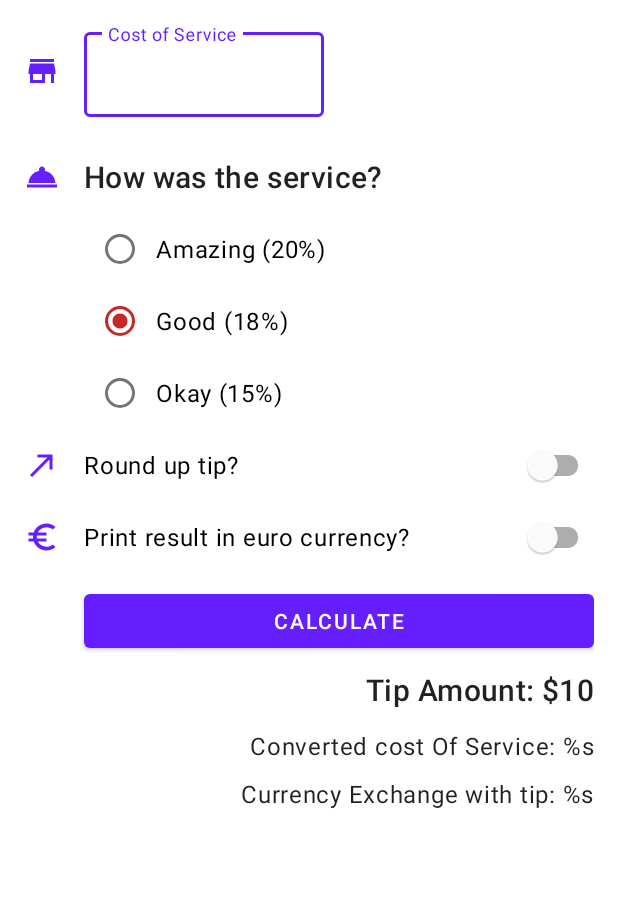
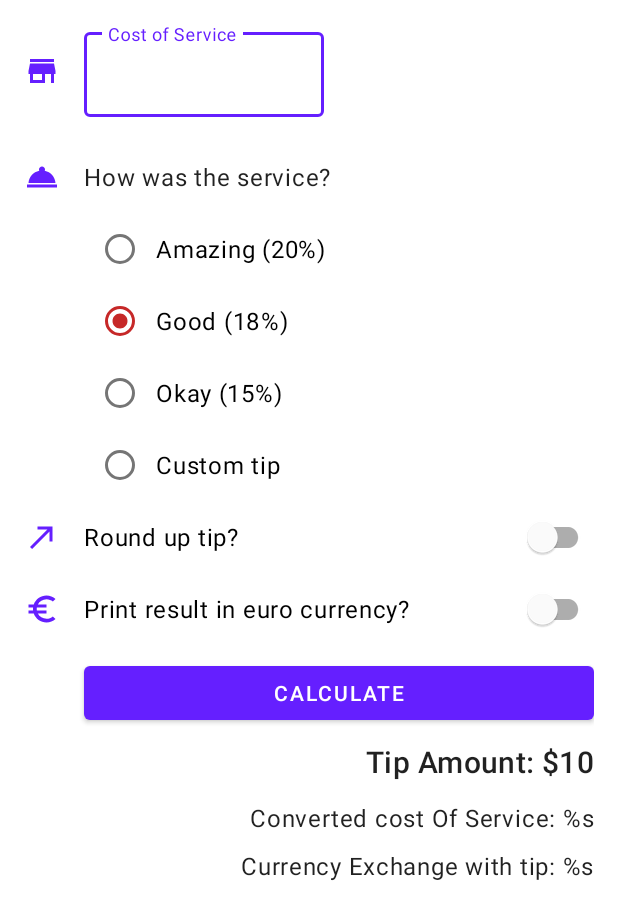
Before and after one commit to Apocalixs-Nick/Tip-Time-Custom-, an Android app: the layout activity_main.xml on its own in the app's theme, with its tools: preview values and no code run, on a phone screen of 412 x 824 dp. Shown: the top 920 px of the screen. Run offline under Robolectric (Android 15) with nearby library versions, the phone set to English and light mode, and no system bars.

Commit message:
new custom tip

```diff
--- a/app/src/main/res/layout/activity_main.xml
+++ b/app/src/main/res/layout/activity_main.xml
@@ -73,21 +73,51 @@
             android:id="@+id/option_twenty_percent"
             android:layout_width="wrap_content"
             android:layout_height="wrap_content"
+            android:onClick="showCustomTipEditText"
             android:text="@string/amazing_20" />
 
         <RadioButton
             android:id="@+id/option_eighteen_percent"
             android:layout_width="wrap_content"
             android:layout_height="wrap_content"
+            android:onClick="showCustomTipEditText"
             android:text="@string/good_18" />
 
         <RadioButton
             android:id="@+id/option_fifteen_percent"
             android:layout_width="wrap_content"
             android:layout_height="wrap_content"
+            android:onClick="showCustomTipEditText"
             android:text="@string/okay_15" />
 
+        <RadioButton
+            android:id="@+id/option_custom_tip_percent"
+            android:layout_width="wrap_content"
+            android:layout_height="wrap_content"
+            android:onClick="showCustomTipEditText"
+            android:text="@string/custom_tip" />
+
+
     </RadioGroup>
+
+    <com.google.android.material.textfield.TextInputLayout
+        android:id="@+id/custom_tip"
+        android:layout_width="130dp"
+        android:layout_height="match_parent"
+        android:hint="@string/custom_tip_percentage"
+        android:layout_marginStart="24dp"
+        android:visibility="gone"
+        app:layout_constraintStart_toStartOf="@id/tip_options"
+        app:layout_constraintTop_toBottomOf="@id/tip_options">
+
+        <com.google.android.material.textfield.TextInputEditText
+            android:id="@+id/custom_tip_edit_text"
+            android:layout_width="match_parent"
+            android:layout_height="wrap_content"
+            app:layout_constraintStart_toEndOf="@id/option_custom_tip_percent"
+            android:inputType="number" />
+
+    </com.google.android.material.textfield.TextInputLayout>
 
     <com.google.android.material.switchmaterial.SwitchMaterial
         android:id="@+id/round_up_switch"
@@ -97,7 +127,7 @@
         android:text="@string/round_up_tip"
         app:layout_constraintEnd_toEndOf="parent"
         app:layout_constraintStart_toStartOf="@id/tip_options"
-        app:layout_constraintTop_toBottomOf="@id/tip_options" />
+        app:layout_constraintTop_toBottomOf="@id/custom_tip" />
 
     <ImageView
         android:id="@+id/icon_round_up"
--- a/app/src/main/res/values/strings.xml
+++ b/app/src/main/res/values/strings.xml
@@ -6,6 +6,8 @@
     <string name="amazing_20">Amazing (20%)</string>
     <string name="good_18">Good (18%)</string>
     <string name="okay_15">Okay (15%)</string>
+    <string name="custom_tip">Custom tip</string>
+    <string name="custom_tip_percentage">Custom tip %</string>
     <string name="calculate">Calculate</string>
     <string name="tip_amount">Tip amount: %s</string>
     <string name="round_up_tip">Round up tip?</string>
--- a/app/src/main/res/values/styles.xml
+++ b/app/src/main/res/values/styles.xml
@@ -1,9 +1,10 @@
 <?xml version="1.0" encoding="utf-8"?>
 <resources>
+
     <style name="Widget.TipTime.TextView" parent="Widget.MaterialComponents.TextView">
         <item name="android:minHeight">@dimen/min_text_height</item>
         <item name="android:gravity">center_vertical</item>
-        <item name="android:textAppearance">?attr/textAppearanceHeadline6</item>
+        <item name="android:textAppearance">?attr/textAppearanceBody1</item>
     </style>
 
     <style name="Widget.TipTime.TextViewResult" parent="Widget.MaterialComponents.TextView">
@@ -24,8 +25,7 @@
         <item name="android:textAppearance">?attr/textAppearanceBody1</item>
     </style>
 
-    <style name="Widget.TipTime.CompoundButton.RadioButton"
-        parent="Widget.MaterialComponents.CompoundButton.RadioButton">
+    <style name="Widget.TipTime.CompoundButton.RadioButton" parent="Widget.MaterialComponents.CompoundButton.RadioButton">
         <item name="android:paddingStart">8dp</item>
         <item name="android:textAppearance">?attr/textAppearanceBody1</item>
     </style>
```
Also changed, not shown: app/src/main/java/com/example/tiptime/MainActivity.kt (+27 -5 lines).
